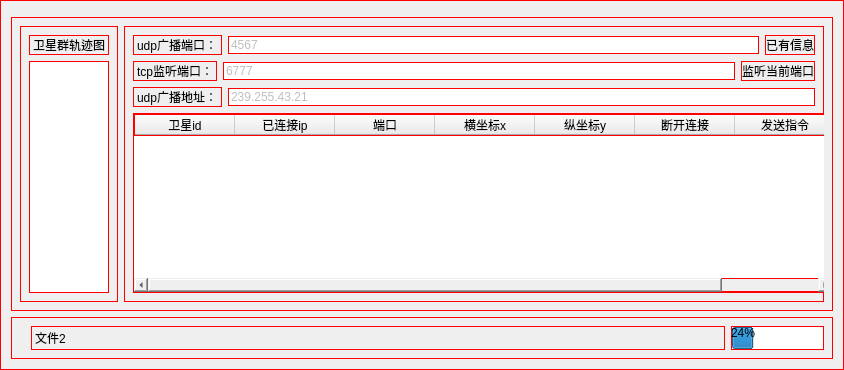
Old version of the form server.ui in the repository VictorySong/ls.
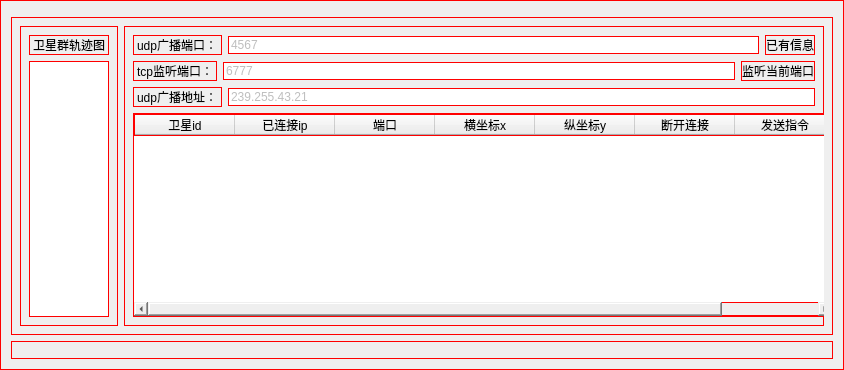
New version of the form.

Commit message: 修改server端文件传入时的显示，使文件传入进度显示正常，尝试使用qt的qcamera类，出问题

```diff
--- a/server.ui
+++ b/server.ui
@@ -303,30 +303,6 @@
       <property name="leftMargin">
        <number>20</number>
       </property>
-      <item>
-       <layout class="QHBoxLayout" name="horizontalLayout_6">
-        <item>
-         <widget class="QLabel" name="label_6">
-          <property name="text">
-           <string>文件2</string>
-          </property>
-         </widget>
-        </item>
-        <item>
-         <widget class="QProgressBar" name="progressBar_2">
-          <property name="sizePolicy">
-           <sizepolicy hsizetype="Fixed" vsizetype="Fixed">
-            <horstretch>0</horstretch>
-            <verstretch>0</verstretch>
-           </sizepolicy>
-          </property>
-          <property name="value">
-           <number>24</number>
-          </property>
-         </widget>
-        </item>
-       </layout>
-      </item>
      </layout>
     </widget>
    </item>
```
The commit also changes 9 other files.
